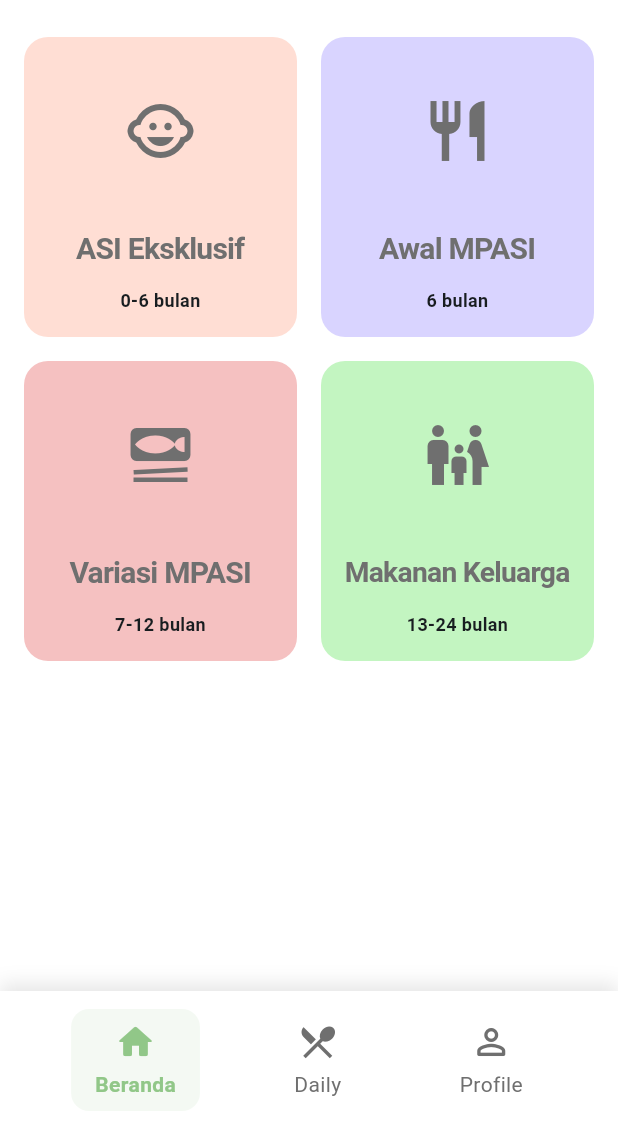
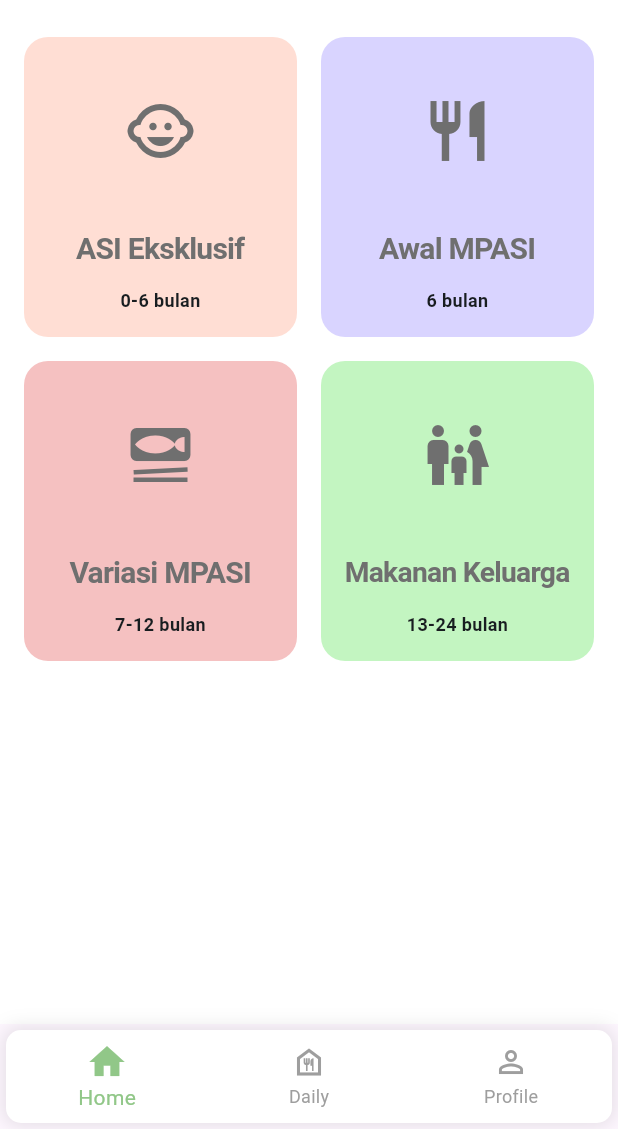
Before and after one commit to ForcesR2N/growell-app, a Flutter app: the screen it shows once a user with an empty profile is signed in, on a phone screen of 412 x 824 dp, the part 107-1236 px from its top. Run offline on Flutter 3.47's test engine with Material 3 defaults, Android fonts, the phone set to English and light mode, and no system bars; our stand-ins replace cloud_firestore, firebase_auth, firebase_core, fl_chart, get, shared_preferences; accounts and stored records are empty; Roboto replaces fonts that are missing (Raleway, Signika).

Commit message:
fix [NR] Solved bug at nav bar

```diff
--- /dev/null
+++ b/lib/controllers/navigation_controller.dart
@@ -0,0 +1,16 @@
+import 'package:get/get.dart';
+
+class BottomNavigationController extends GetxController {
+  final currentIndex = 0.obs;
+  final isTyping = false.obs;
+
+  void changePage(int index) {
+    if (!isTyping.value) {
+      currentIndex.value = index;
+    }
+  }
+
+  void setTyping(bool value) {
+    isTyping.value = value;
+  }
+}
--- a/lib/pages/bottom_navigation.dart
+++ b/lib/pages/bottom_navigation.dart
@@ -10,8 +10,6 @@ class BottomNavigation extends StatelessWidget {
   @override
   Widget build(BuildContext context) {
     final RxInt currentIndex = 0.obs;
-    final size = MediaQuery.of(context).size;
-    final isSmallScreen = size.width < 360;
 
     return Scaffold(
       body: Obx(() => IndexedStack(
@@ -23,100 +21,52 @@ class BottomNavigation extends StatelessWidget {
             ],
           )),
       bottomNavigationBar: Obx(() => Container(
+            margin:
+                const EdgeInsets.all(4), // Biar nggak nempel ke bawah/samping
             decoration: BoxDecoration(
               color: Colors.white,
+              borderRadius: BorderRadius.circular(10), // Rounded navbar
               boxShadow: [
                 BoxShadow(
-                  color: Colors.black.withOpacity(0.1),
+                  color: Colors.black.withOpacity(0.1), // Efek shadow halus
                   blurRadius: 10,
-                  offset: const Offset(0, -5),
+                  spreadRadius: 2,
                 ),
               ],
             ),
-            child: SafeArea(
-              child: Container(
-                padding: EdgeInsets.symmetric(
-                  horizontal: isSmallScreen ? 16 : 24,
-                  vertical: 12,
-                ),
-                child: Row(
-                  mainAxisAlignment: MainAxisAlignment.spaceAround,
-                  children: [
-                    _buildNavItem(
-                      currentIndex.value == 0,
-                      Icons.home_outlined,
-                      Icons.home_rounded,
-                      'Beranda',
-                      () => currentIndex.value = 0,
-                      isSmallScreen,
-                    ),
-                    _buildNavItem(
-                      currentIndex.value == 1,
-                      Icons.restaurant_menu_outlined,
-                      Icons.restaurant_menu_rounded,
-                      'Daily',
-                      () => currentIndex.value = 1,
-                      isSmallScreen,
-                    ),
-                    _buildNavItem(
-                      currentIndex.value == 2,
-                      Icons.person_outline_rounded,
-                      Icons.person_rounded,
-                      'Profile',
-                      () => currentIndex.value = 2,
-                      isSmallScreen,
-                    ),
-                  ],
-                ),
+            child: ClipRRect(
+              borderRadius: BorderRadius.circular(30),
+              child: BottomNavigationBar(
+                type: BottomNavigationBarType.fixed,
+                backgroundColor: Colors.white,
+                elevation: 0, // Hilangin default shadow bawaan
+                currentIndex: currentIndex.value,
+                onTap: (index) => currentIndex.value = index,
+                items: const [
+                  BottomNavigationBarItem(
+                    icon: Icon(Icons.home_outlined),
+                    activeIcon: Icon(Icons.home,
+                        size: 28), // Icon lebih besar saat aktif
+                    label: 'Home',
+                  ),
+                  BottomNavigationBarItem(
+                    icon: Icon(Icons.food_bank_outlined),
+                    activeIcon: Icon(Icons.food_bank, size: 28),
+                    label: 'Daily',
+                  ),
+                  BottomNavigationBarItem(
+                    icon: Icon(Icons.person_outline),
+                    activeIcon: Icon(Icons.person, size: 28),
+                    label: 'Profile',
+                  ),
+                ],
+                selectedItemColor: Color(0xFF91C788),
+                unselectedItemColor: Colors.grey,
+                selectedFontSize: 14, // Ukuran teks yang aktif
+                unselectedFontSize: 12,
               ),
             ),
           )),
     );
   }
-
-  Widget _buildNavItem(
-      bool isSelected,
-      IconData inactiveIcon,
-      IconData activeIcon,
-      String label,
-      VoidCallback onTap,
-      bool isSmallScreen) {
-    return GestureDetector(
-      onTap: onTap,
-      child: Container(
-        padding: EdgeInsets.symmetric(
-          horizontal: isSmallScreen ? 12 : 16,
-          vertical: 8,
-        ),
-        decoration: BoxDecoration(
-          color: isSelected ? const Color(0xFF91C788).withOpacity(0.1) : null,
-          borderRadius: BorderRadius.circular(12),
-        ),
-        child: Column(
-          mainAxisSize: MainAxisSize.min,
-          children: [
-            Icon(
-              isSelected ? activeIcon : inactiveIcon,
-              color: isSelected
-                  ? const Color(0xFF91C788)
-                  : const Color(0xFF6F6F6F),
-              size: isSmallScreen ? 24 : 28,
-            ),
-            const SizedBox(height: 4),
-            Text(
-              label,
-              style: TextStyle(
-                color: isSelected
-                    ? const Color(0xFF91C788)
-                    : const Color(0xFF6F6F6F),
-                fontSize: isSmallScreen ? 12 : 14,
-                fontFamily: 'Signika',
-                fontWeight: isSelected ? FontWeight.w600 : FontWeight.w400,
-              ),
-            ),
-          ],
-        ),
-      ),
-    );
-  }
 }
--- a/pubspec.yaml
+++ b/pubspec.yaml
@@ -37,6 +37,7 @@ dependencies:
   firebase_core: ^3.10.0
   firebase_auth: ^5.4.0
   cloud_firestore: ^5.6.3
+  dot_navigation_bar: ^1.0.2
   fl_chart: ^0.65.0
   get: ^4.7.2
   percent_indicator: ^4.2.4
```
Also changed, not shown: pubspec.lock.
